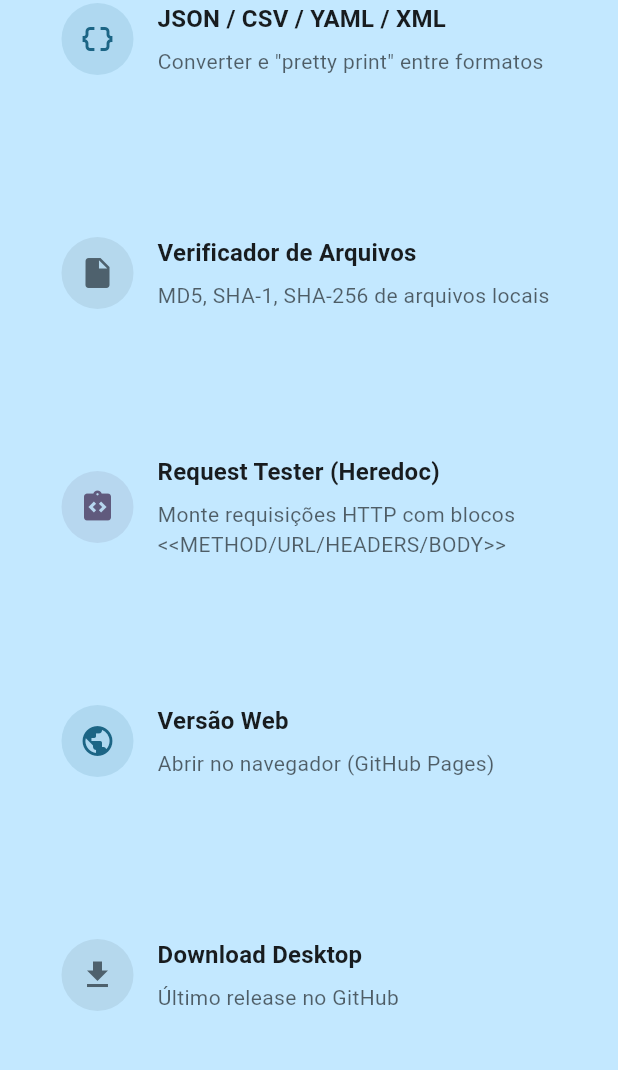
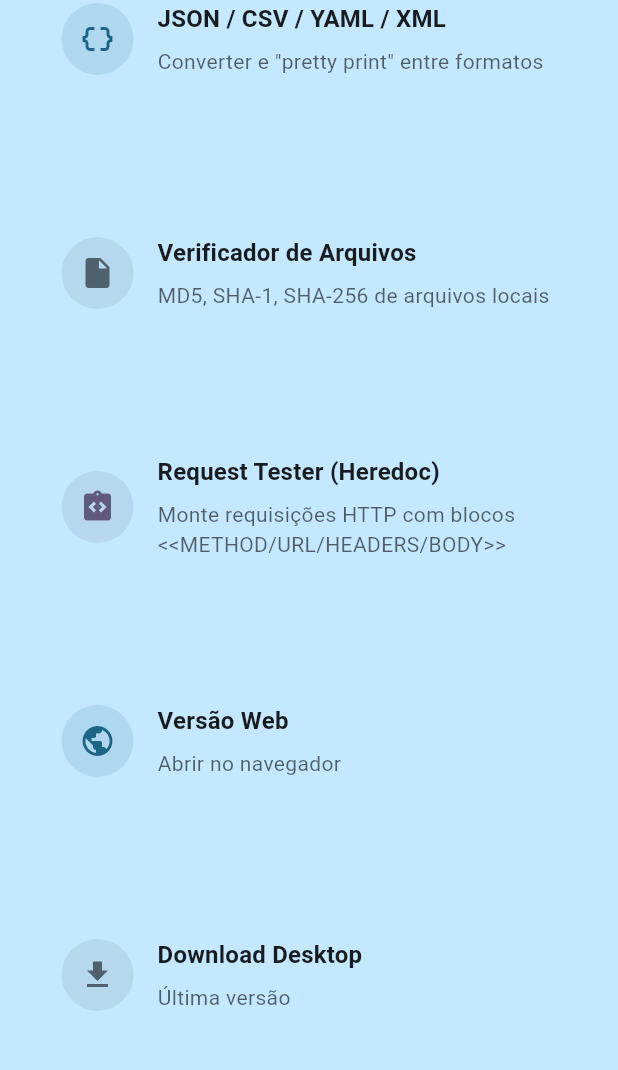
Before and after one commit to igorfs10/fluru_tools, a Flutter app: the screen it shows after launch, scrolled down 552 dp, on a phone screen of 412 x 824 dp, the part 120-1190 px from its top. Run offline on Flutter 3.47's test engine with Material 3 defaults, Android fonts, the phone set to English and light mode, and no system bars; our stand-ins replace csv, file_picker, yaml.

Commit message:
Update tool card subtitles for clarity
Simplified the subtitles for the 'Versão Web' and 'Download Desktop' tool cards to improve clarity and user understanding.

```diff
--- a/lib/pages/empty_page.dart
+++ b/lib/pages/empty_page.dart
@@ -133,14 +133,14 @@ class EmptyPage extends StatelessWidget {
                     _ToolCard(
                       icon: Icons.public,
                       title: 'Versão Web',
-                      subtitle: 'Abrir no navegador (GitHub Pages)',
+                      subtitle: 'Abrir no navegador',
                       color: color.primary,
                       onTap: () => _openExternal('https://igorfs10.github.io/fluru_tools/'),
                     ),
                     _ToolCard(
                       icon: Icons.download,
                       title: 'Download Desktop',
-                      subtitle: 'Último release no GitHub',
+                      subtitle: 'Última versão',
                       color: color.secondary,
                       onTap: () => _openExternal('https://github.com/igorfs10/fluru_tools/releases/latest'),
                     ),
```
